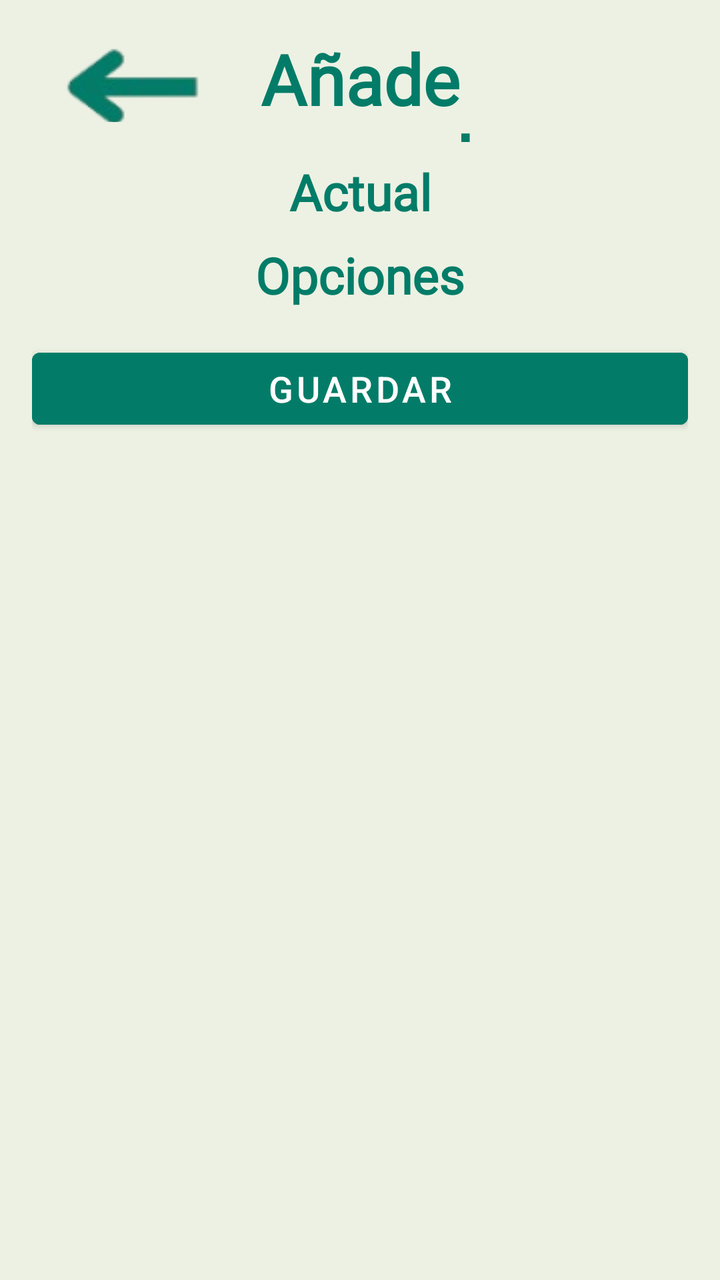
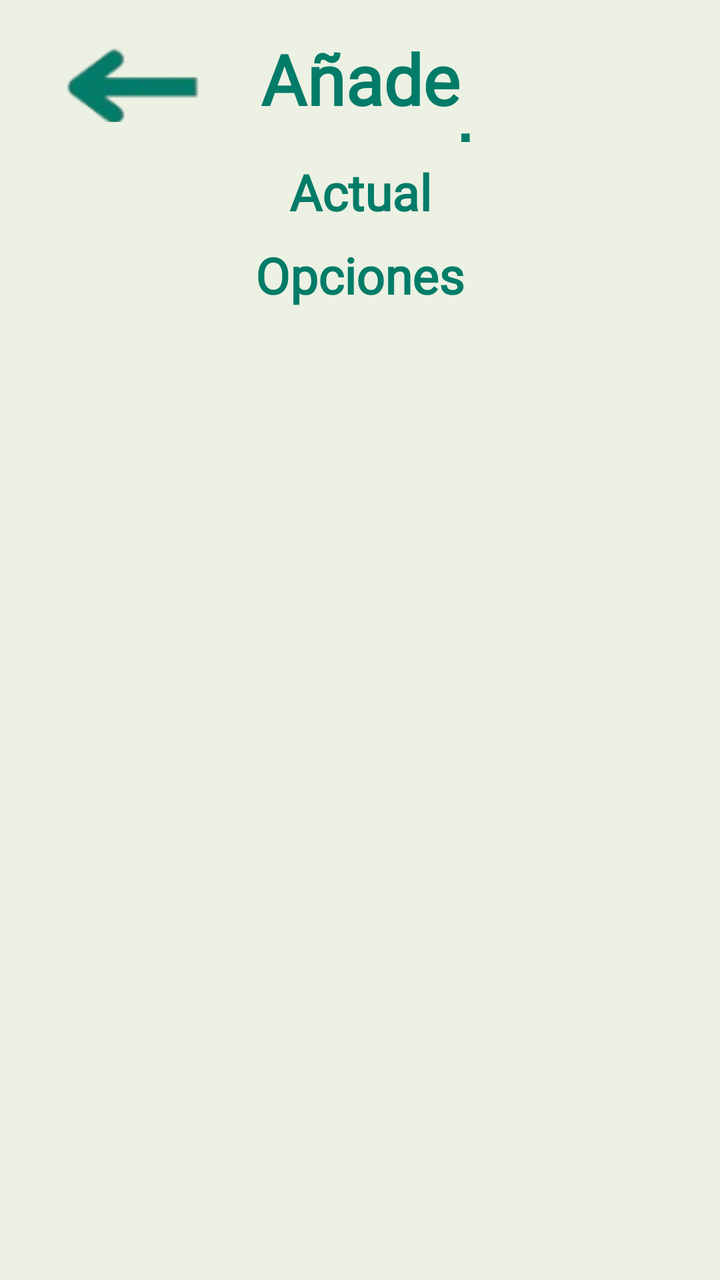

Two renders of the same Android screen: before a commit and after it. Below are the layout's source before the change and the commit's diff.
<!-- AndroidManifest.xml: application theme Theme.DietaAlPlato -->
<!-- res/layout/activity_dialog_headers.xml -->
<?xml version="1.0" encoding="utf-8"?>
<ScrollView xmlns:android="http://schemas.android.com/apk/res/android"
    android:layout_width="match_parent"
    android:layout_height="wrap_content"
    android:fillViewport="true">

    <LinearLayout
        android:layout_width="match_parent"
        android:layout_height="wrap_content"
        android:orientation="vertical"
        android:background="#DDE9EFDF"
        android:padding="16dp">

        
        <LinearLayout
            android:layout_width="match_parent"
            android:layout_height="wrap_content"
            android:orientation="horizontal">

            <ImageButton
                android:id="@+id/bttReturn"
                android:layout_height="45dp"
                android:layout_width="100dp"
                android:backgroundTint="#00FFFFFF"
                android:layout_marginBottom="10dp"
                android:src="@drawable/gobacksinfondo" />

            <TextView
                android:id="@+id/titulo"
                android:layout_width="0dp"
                android:layout_height="match_parent"
                android:layout_weight="1"
                android:fontFamily="@font/lily_script_one"
                android:gravity="center"
                android:text="Añade una columna"
                android:textColor="#027C68"
                android:textSize="35sp"
                android:textStyle="bold" />

            <ImageButton
                android:layout_width="100dp"
                android:layout_height="45dp"
                android:backgroundTint="#00FFFFFF"
                android:onClick="onClickReturn"
                android:visibility="invisible"
                android:src="@drawable/gobacksinfondo" />
        </LinearLayout>

        
        <TextView
            android:layout_width="match_parent"
            android:layout_height="wrap_content"
            android:gravity="center"
            android:fontFamily="@font/lily_script_one"
            android:text="Actual"
            android:textSize="25sp"
            android:textStyle="bold"
            android:textColor="#027C68"
            android:layout_marginTop="8dp" />

        <LinearLayout
            android:id="@+id/actualLayout"
            android:layout_width="match_parent"
            android:layout_height="wrap_content"
            android:orientation="vertical"
            android:gravity="center_vertical"
            android:background="@drawable/bg_food_item"
            android:textSize="18sp" />

        
        <TextView
            android:layout_width="match_parent"
            android:layout_height="wrap_content"
            android:gravity="center"
            android:fontFamily="@font/lily_script_one"
            android:text="Opciones"
            android:textSize="25sp"
            android:textStyle="bold"
            android:textColor="#027C68"
            android:layout_marginTop="8dp" />

        <LinearLayout
            android:id="@+id/addLayout"
            android:layout_width="match_parent"
            android:layout_height="wrap_content"
            android:orientation="vertical"
            android:gravity="center_vertical"
            android:background="@drawable/bg_food_item"
            android:textSize="18sp" />

        
        <Button
            android:id="@+id/buttonGuardar"
            android:layout_width="match_parent"
            android:layout_height="wrap_content"
            android:text="Guardar"
            android:layout_marginTop="16dp"
            android:backgroundTint="#027C68"
            android:textColor="#FFFFFF"
            android:textSize="18sp" />

    </LinearLayout>
</ScrollView>
<!-- resources referenced by this layout -->
<resources>
  <!-- drawable bg_food_item (drawable) -->
  <?xml version="1.0" encoding="utf-8"?>
  <shape xmlns:android="http://schemas.android.com/apk/res/android">
      <solid android:color="#F2FFFFFF"/> 
      <corners android:radius="12dp"/>
      <stroke android:color="#CCCCCC" android:width="1dp"/>
  </shape>
  <!-- drawable gobacksinfondo: png bitmap (drawable, 8881 bytes) -->
  <style name="Theme.DietaAlPlato" parent="Theme.MaterialComponents.DayNight.DarkActionBar">
          
          <item name="colorPrimary">@color/purple_500</item>
          <item name="colorPrimaryVariant">@color/purple_700</item>
          <item name="colorOnPrimary">@color/white</item>
          
          <item name="colorSecondary">@color/teal_200</item>
          <item name="colorSecondaryVariant">@color/teal_700</item>
          <item name="colorOnSecondary">@color/black</item>
          
          <item name="android:statusBarColor">?attr/colorPrimaryVariant</item>
          
          <item name="windowActionBar">false</item>
          <item name="windowNoTitle">true</item>
  
      </style>
  <color name="purple_500">#FF6200EE</color>
  <color name="purple_700">#FF3700B3</color>
  <color name="white">#FFFFFFFF</color>
  <color name="teal_200">#FF03DAC5</color>
  <color name="teal_700">#FF018786</color>
  <color name="black">#FF000000</color>
</resources>

<!-- the commit's change to res/layout/activity_dialog_headers.xml (unified diff, before → after) -->
@@ -88,16 +88,5 @@
             android:background="@drawable/bg_food_item"
             android:textSize="18sp" />
 
-        
-        <Button
-            android:id="@+id/buttonGuardar"
-            android:layout_width="match_parent"
-            android:layout_height="wrap_content"
-            android:text="Guardar"
-            android:layout_marginTop="16dp"
-            android:backgroundTint="#027C68"
-            android:textColor="#FFFFFF"
-            android:textSize="18sp" />
-
     </LinearLayout>
 </ScrollView>
